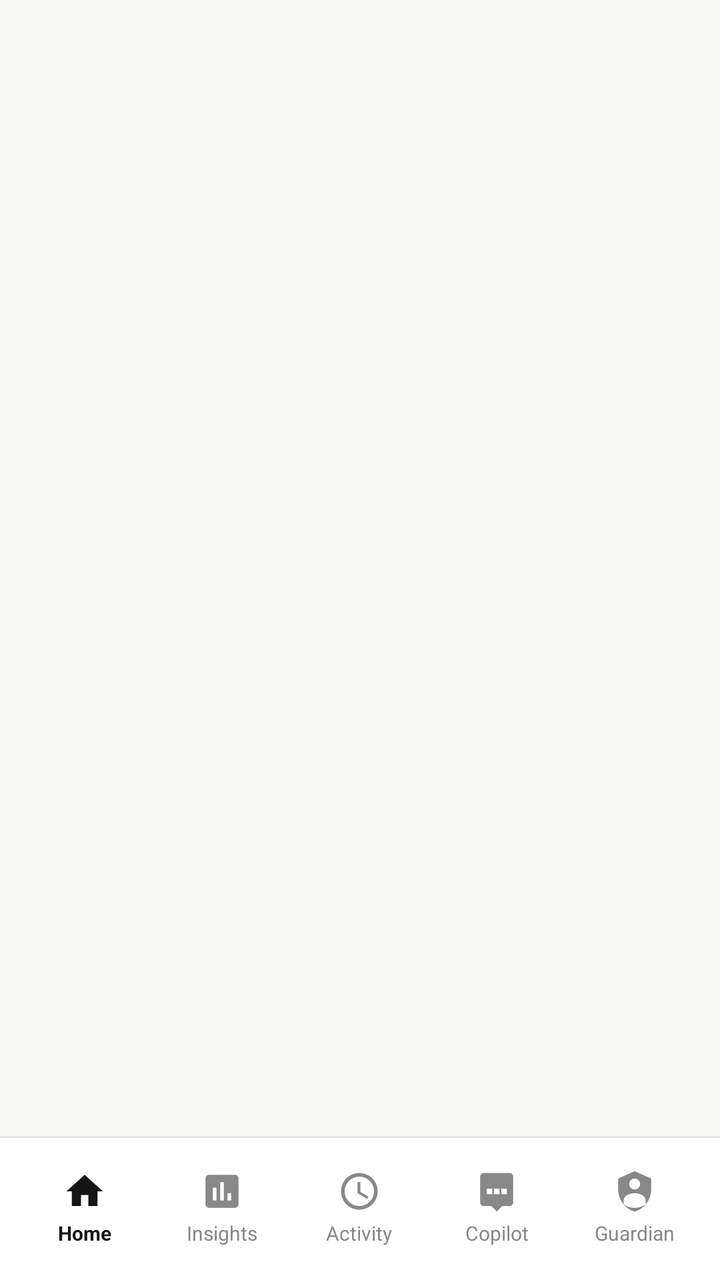
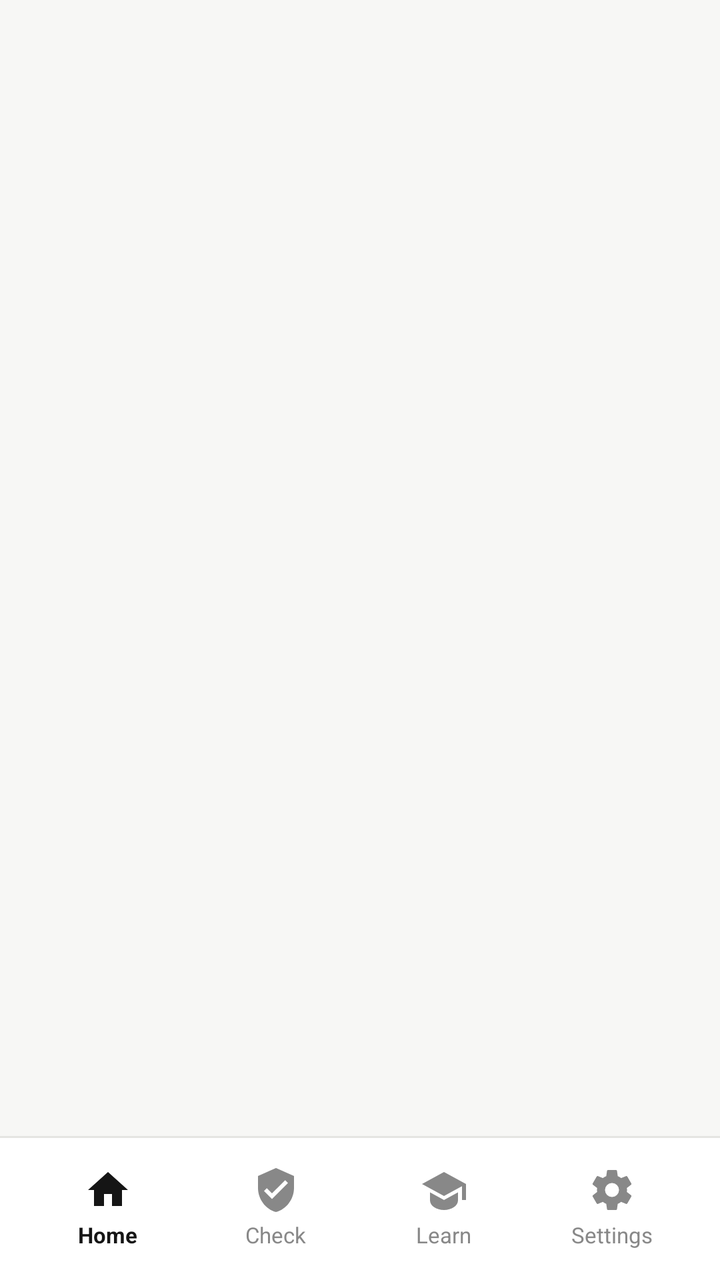

Compare the two renders of this Android layout. The source of the first and the diff that turns it into the second are given below.
<!-- AndroidManifest.xml: application theme Theme.Saathi -->
<!-- res/layout/activity_main.xml -->
<?xml version="1.0" encoding="utf-8"?>
<RelativeLayout xmlns:android="http://schemas.android.com/apk/res/android"
    android:id="@+id/root_coordinator"
    android:layout_width="match_parent"
    android:layout_height="match_parent"
    android:background="@color/primary_background"
    android:fitsSystemWindows="true">

    
    <FrameLayout
        android:id="@+id/screen_container"
        android:layout_width="match_parent"
        android:layout_height="match_parent"
        android:layout_above="@+id/bottom_nav_bar" />

    
    <LinearLayout
        android:id="@+id/bottom_nav_bar"
        android:layout_width="match_parent"
        android:layout_height="72dp"
        android:layout_alignParentBottom="true"
        android:background="@drawable/bg_bottom_nav"
        android:gravity="center_vertical"
        android:orientation="horizontal"
        android:paddingHorizontal="8dp"
        android:paddingVertical="4dp">

        
        <LinearLayout
            android:id="@+id/nav_item_home"
            android:layout_width="0dp"
            android:layout_height="match_parent"
            android:layout_weight="1"
            android:clickable="true"
            android:focusable="true"
            android:gravity="center"
            android:orientation="vertical">

            <ImageView
                android:id="@+id/iv_nav_home"
                android:layout_width="22dp"
                android:layout_height="22dp"
                android:src="@drawable/ic_nav_home"
                android:tint="@color/primary_action" />

            <TextView
                android:id="@+id/tv_nav_home"
                android:layout_width="wrap_content"
                android:layout_height="wrap_content"
                android:layout_marginTop="3dp"
                android:text="Home"
                android:textColor="@color/primary_action"
                android:textSize="10sp"
                android:textStyle="bold" />
        </LinearLayout>

        
        <LinearLayout
            android:id="@+id/nav_item_insights"
            android:layout_width="0dp"
            android:layout_height="match_parent"
            android:layout_weight="1"
            android:clickable="true"
            android:focusable="true"
            android:gravity="center"
            android:orientation="vertical">

            <ImageView
                android:id="@+id/iv_nav_insights"
                android:layout_width="22dp"
                android:layout_height="22dp"
                android:src="@drawable/ic_nav_insights"
                android:tint="@color/muted_text" />

            <TextView
                android:id="@+id/tv_nav_insights"
                android:layout_width="wrap_content"
                android:layout_height="wrap_content"
                android:layout_marginTop="3dp"
                android:text="Insights"
                android:textColor="@color/muted_text"
                android:textSize="10sp" />
        </LinearLayout>

        
        <LinearLayout
            android:id="@+id/nav_item_activity"
            android:layout_width="0dp"
            android:layout_height="match_parent"
            android:layout_weight="1"
            android:clickable="true"
            android:focusable="true"
            android:gravity="center"
            android:orientation="vertical">

            <ImageView
                android:id="@+id/iv_nav_activity"
                android:layout_width="22dp"
                android:layout_height="22dp"
                android:src="@drawable/ic_nav_activity"
                android:tint="@color/muted_text" />

            <TextView
                android:id="@+id/tv_nav_activity"
                android:layout_width="wrap_content"
                android:layout_height="wrap_content"
                android:layout_marginTop="3dp"
                android:text="Activity"
                android:textColor="@color/muted_text"
                android:textSize="10sp" />
        </LinearLayout>

        
        <LinearLayout
            android:id="@+id/nav_item_assistant"
            android:layout_width="0dp"
            android:layout_height="match_parent"
            android:layout_weight="1"
            android:clickable="true"
            android:focusable="true"
            android:gravity="center"
            android:orientation="vertical">

            <ImageView
                android:id="@+id/iv_nav_assistant"
                android:layout_width="22dp"
                android:layout_height="22dp"
                android:src="@drawable/ic_nav_assistant"
                android:tint="@color/muted_text" />

            <TextView
                android:id="@+id/tv_nav_assistant"
                android:layout_width="wrap_content"
                android:layout_height="wrap_content"
                android:layout_marginTop="3dp"
                android:text="Copilot"
                android:textColor="@color/muted_text"
                android:textSize="10sp" />
        </LinearLayout>

        
        <LinearLayout
            android:id="@+id/nav_item_guardian"
            android:layout_width="0dp"
            android:layout_height="match_parent"
            android:layout_weight="1"
            android:clickable="true"
            android:focusable="true"
            android:gravity="center"
            android:orientation="vertical">

            <ImageView
                android:id="@+id/iv_nav_guardian"
                android:layout_width="22dp"
                android:layout_height="22dp"
                android:src="@drawable/ic_nav_guardian"
                android:tint="@color/muted_text" />

            <TextView
                android:id="@+id/tv_nav_guardian"
                android:layout_width="wrap_content"
                android:layout_height="wrap_content"
                android:layout_marginTop="3dp"
                android:text="Guardian"
                android:textColor="@color/muted_text"
                android:textSize="10sp" />
        </LinearLayout>

    </LinearLayout>

    
    <FrameLayout
        android:id="@+id/onboarding_container"
        android:layout_width="match_parent"
        android:layout_height="match_parent"
        android:visibility="gone" />

</RelativeLayout>
<!-- resources referenced by this layout -->
<resources>
  <color name="muted_text">#888888</color>
  <color name="primary_action">#151515</color>
  <color name="primary_background">#F7F7F5</color>
  <!-- drawable bg_bottom_nav (drawable) -->
  <?xml version="1.0" encoding="utf-8"?>
  <layer-list xmlns:android="http://schemas.android.com/apk/res/android">
      <item>
          <shape android:shape="rectangle">
              <solid android:color="@color/primary_border" />
          </shape>
      </item>
      <item android:top="1dp">
          <shape android:shape="rectangle">
              <solid android:color="@color/main_surface" />
          </shape>
      </item>
  </layer-list>
  <!-- drawable ic_nav_activity (drawable) -->
  <vector xmlns:android="http://schemas.android.com/apk/res/android"
      android:width="24dp"
      android:height="24dp"
      android:viewportWidth="24"
      android:viewportHeight="24">
      <path
          android:fillColor="#FFFFFFFF"
          android:pathData="M11.99,2C6.47,2 2,6.48 2,12s4.47,10 9.99,10C17.52,22 22,17.52 22,12S17.52,2 11.99,2zM12,20c-4.42,0 -8,-3.58 -8,-8s3.58,-8 8,-8 8,3.58 8,8 -3.58,8 -8,8zM12.5,7H11v6l5.25,3.15 0.75,-1.23 -4.5,-2.67z" />
  </vector>
  <!-- drawable ic_nav_assistant (drawable) -->
  <vector xmlns:android="http://schemas.android.com/apk/res/android"
      android:width="24dp"
      android:height="24dp"
      android:viewportWidth="24"
      android:viewportHeight="24">
      <path
          android:fillColor="#FFFFFFFF"
          android:pathData="M19,2H5C3.9,2 3,2.9 3,4V18C3,19.1 3.9,20 5,20H9L12,23L15,20H19C20.1,20 21,19.1 21,18V4C21,2.9 20.1,2 19,2M13.5,13.5H10.5V10.5H13.5V13.5M17.5,13.5H14.5V10.5H17.5V13.5M9.5,13.5H6.5V10.5H9.5V13.5Z" />
  </vector>
  <!-- drawable ic_nav_guardian (drawable) -->
  <vector xmlns:android="http://schemas.android.com/apk/res/android"
      android:width="24dp"
      android:height="24dp"
      android:viewportWidth="24"
      android:viewportHeight="24">
      <path
          android:fillColor="#FFFFFFFF"
          android:pathData="M12,1L3,5V11C3,16.55 6.84,21.74 12,23C17.16,21.74 21,16.55 21,11V5L12,1M12,5A3,3 0 0,1 15,8A3,3 0 0,1 12,11A3,3 0 0,1 9,8A3,3 0 0,1 12,5M12,13C14.67,13 18,14.33 18,17V19.18C16.27,20.35 14.21,21 12,21C9.79,21 7.73,20.35 6,19.18V17C6,14.33 9.33,13 12,13Z" />
  </vector>
  <!-- drawable ic_nav_home (drawable) -->
  <vector xmlns:android="http://schemas.android.com/apk/res/android"
      android:width="24dp"
      android:height="24dp"
      android:viewportWidth="24"
      android:viewportHeight="24">
      <path
          android:fillColor="#FFFFFFFF"
          android:pathData="M10,20V14H14V20H19V12H22L12,3L2,12H5V20H10Z" />
  </vector>
  <!-- drawable ic_nav_insights (drawable) -->
  <vector xmlns:android="http://schemas.android.com/apk/res/android"
      android:width="24dp"
      android:height="24dp"
      android:viewportWidth="24"
      android:viewportHeight="24">
      <path
          android:fillColor="#FFFFFFFF"
          android:pathData="M19,3H5C3.9,3 3,3.9 3,5V19C3,20.1 3.9,21 5,21H19C20.1,21 21,20.1 21,19V5C21,3.9 20.1,3 19,3M9,17H7V10H9V17M13,17H11V7H13V17M17,17H15V13H17V17Z" />
  </vector>
  <color name="primary_border">#E5E5E2</color>
  <color name="main_surface">#FFFFFF</color>
  <color name="restrained_accent">#386B57</color>
  <!-- unchanged entries left out for length: 1 -->
</resources>

<!-- the commit's change to res/layout/activity_main.xml (unified diff, before → after) -->
@@ -22,7 +22,7 @@
         android:background="@drawable/bg_bottom_nav"
         android:gravity="center_vertical"
         android:orientation="horizontal"
-        android:paddingHorizontal="8dp"
+        android:paddingHorizontal="12dp"
         android:paddingVertical="4dp">
 
         
@@ -38,8 +38,8 @@
 
             <ImageView
                 android:id="@+id/iv_nav_home"
-                android:layout_width="22dp"
-                android:layout_height="22dp"
+                android:layout_width="24dp"
+                android:layout_height="24dp"
                 android:src="@drawable/ic_nav_home"
                 android:tint="@color/primary_action" />
 
@@ -48,15 +48,15 @@
                 android:layout_width="wrap_content"
                 android:layout_height="wrap_content"
                 android:layout_marginTop="3dp"
-                android:text="Home"
+                android:text="@string/nav_home"
                 android:textColor="@color/primary_action"
-                android:textSize="10sp"
+                android:textSize="11sp"
                 android:textStyle="bold" />
         </LinearLayout>
 
         
         <LinearLayout
-            android:id="@+id/nav_item_insights"
+            android:id="@+id/nav_item_check"
             android:layout_width="0dp"
             android:layout_height="match_parent"
             android:layout_weight="1"
@@ -66,25 +66,25 @@
             android:orientation="vertical">
 
             <ImageView
-                android:id="@+id/iv_nav_insights"
-                android:layout_width="22dp"
-                android:layout_height="22dp"
-                android:src="@drawable/ic_nav_insights"
+                android:id="@+id/iv_nav_check"
+                android:layout_width="24dp"
+                android:layout_height="24dp"
+                android:src="@drawable/ic_nav_check"
                 android:tint="@color/muted_text" />
 
             <TextView
-                android:id="@+id/tv_nav_insights"
+                android:id="@+id/tv_nav_check"
                 android:layout_width="wrap_content"
                 android:layout_height="wrap_content"
                 android:layout_marginTop="3dp"
-                android:text="Insights"
+                android:text="@string/nav_check"
                 android:textColor="@color/muted_text"
-                android:textSize="10sp" />
+                android:textSize="11sp" />
         </LinearLayout>
 
         
         <LinearLayout
-            android:id="@+id/nav_item_activity"
+            android:id="@+id/nav_item_learn"
             android:layout_width="0dp"
             android:layout_height="match_parent"
             android:layout_weight="1"
@@ -94,25 +94,25 @@
             android:orientation="vertical">
 
             <ImageView
-                android:id="@+id/iv_nav_activity"
-                android:layout_width="22dp"
-                android:layout_height="22dp"
-                android:src="@drawable/ic_nav_activity"
+                android:id="@+id/iv_nav_learn"
+                android:layout_width="24dp"
+                android:layout_height="24dp"
+                android:src="@drawable/ic_nav_learn"
                 android:tint="@color/muted_text" />
 
             <TextView
-                android:id="@+id/tv_nav_activity"
+                android:id="@+id/tv_nav_learn"
                 android:layout_width="wrap_content"
                 android:layout_height="wrap_content"
                 android:layout_marginTop="3dp"
-                android:text="Activity"
+                android:text="@string/nav_learn"
                 android:textColor="@color/muted_text"
-                android:textSize="10sp" />
+                android:textSize="11sp" />
         </LinearLayout>
 
         
         <LinearLayout
-            android:id="@+id/nav_item_assistant"
+            android:id="@+id/nav_item_settings"
             android:layout_width="0dp"
             android:layout_height="match_parent"
             android:layout_weight="1"
@@ -122,55 +122,27 @@
             android:orientation="vertical">
 
             <ImageView
-                android:id="@+id/iv_nav_assistant"
-                android:layout_width="22dp"
-                android:layout_height="22dp"
-                android:src="@drawable/ic_nav_assistant"
+                android:id="@+id/iv_nav_settings"
+                android:layout_width="24dp"
+                android:layout_height="24dp"
+                android:src="@drawable/ic_nav_settings"
                 android:tint="@color/muted_text" />
 
             <TextView
-                android:id="@+id/tv_nav_assistant"
+                android:id="@+id/tv_nav_settings"
                 android:layout_width="wrap_content"
                 android:layout_height="wrap_content"
                 android:layout_marginTop="3dp"
-                android:text="Copilot"
+                android:text="@string/nav_settings"
                 android:textColor="@color/muted_text"
-                android:textSize="10sp" />
-        </LinearLayout>
-
-        
-        <LinearLayout
-            android:id="@+id/nav_item_guardian"
-            android:layout_width="0dp"
-            android:layout_height="match_parent"
-            android:layout_weight="1"
-            android:clickable="true"
-            android:focusable="true"
-            android:gravity="center"
-            android:orientation="vertical">
-
-            <ImageView
-                android:id="@+id/iv_nav_guardian"
-                android:layout_width="22dp"
-                android:layout_height="22dp"
-                android:src="@drawable/ic_nav_guardian"
-                android:tint="@color/muted_text" />
-
-            <TextView
-                android:id="@+id/tv_nav_guardian"
-                android:layout_width="wrap_content"
-                android:layout_height="wrap_content"
-                android:layout_marginTop="3dp"
-                android:text="Guardian"
-                android:textColor="@color/muted_text"
-                android:textSize="10sp" />
+                android:textSize="11sp" />
         </LinearLayout>
 
     </LinearLayout>
 
     
     <FrameLayout
-        android:id="@+id/onboarding_container"
+        android:id="@+id/overlay_container"
         android:layout_width="match_parent"
         android:layout_height="match_parent"
         android:visibility="gone" />
<!-- resource entries referenced after the edit -->
@@ -17,7 +17,7 @@
           </shape>
       </item>
   </layer-list>
-  <!-- drawable ic_nav_activity (drawable) -->
+  <!-- drawable ic_nav_check (drawable) -->
   <vector xmlns:android="http://schemas.android.com/apk/res/android"
       android:width="24dp"
       android:height="24dp"
@@ -25,27 +25,7 @@
       android:viewportHeight="24">
       <path
           android:fillColor="#FFFFFFFF"
-          android:pathData="M11.99,2C6.47,2 2,6.48 2,12s4.47,10 9.99,10C17.52,22 22,17.52 22,12S17.52,2 11.99,2zM12,20c-4.42,0 -8,-3.58 -8,-8s3.58,-8 8,-8 8,3.58 8,8 -3.58,8 -8,8zM12.5,7H11v6l5.25,3.15 0.75,-1.23 -4.5,-2.67z" />
-  </vector>
-  <!-- drawable ic_nav_assistant (drawable) -->
-  <vector xmlns:android="http://schemas.android.com/apk/res/android"
-      android:width="24dp"
-      android:height="24dp"
-      android:viewportWidth="24"
-      android:viewportHeight="24">
-      <path
-          android:fillColor="#FFFFFFFF"
-          android:pathData="M19,2H5C3.9,2 3,2.9 3,4V18C3,19.1 3.9,20 5,20H9L12,23L15,20H19C20.1,20 21,19.1 21,18V4C21,2.9 20.1,2 19,2M13.5,13.5H10.5V10.5H13.5V13.5M17.5,13.5H14.5V10.5H17.5V13.5M9.5,13.5H6.5V10.5H9.5V13.5Z" />
-  </vector>
-  <!-- drawable ic_nav_guardian (drawable) -->
-  <vector xmlns:android="http://schemas.android.com/apk/res/android"
-      android:width="24dp"
-      android:height="24dp"
-      android:viewportWidth="24"
-      android:viewportHeight="24">
-      <path
-          android:fillColor="#FFFFFFFF"
-          android:pathData="M12,1L3,5V11C3,16.55 6.84,21.74 12,23C17.16,21.74 21,16.55 21,11V5L12,1M12,5A3,3 0 0,1 15,8A3,3 0 0,1 12,11A3,3 0 0,1 9,8A3,3 0 0,1 12,5M12,13C14.67,13 18,14.33 18,17V19.18C16.27,20.35 14.21,21 12,21C9.79,21 7.73,20.35 6,19.18V17C6,14.33 9.33,13 12,13Z" />
+          android:pathData="M12,1L3,5V11C3,16.55 6.84,21.74 12,23C17.16,21.74 21,16.55 21,11V5L12,1M10,16.5L6,12.5L7.41,11.09L10,13.67L16.59,7.09L18,8.5L10,16.5Z" />
   </vector>
   <!-- drawable ic_nav_home (drawable) -->
   <vector xmlns:android="http://schemas.android.com/apk/res/android"
@@ -57,7 +37,7 @@
           android:fillColor="#FFFFFFFF"
           android:pathData="M10,20V14H14V20H19V12H22L12,3L2,12H5V20H10Z" />
   </vector>
-  <!-- drawable ic_nav_insights (drawable) -->
+  <!-- drawable ic_nav_learn (drawable) -->
   <vector xmlns:android="http://schemas.android.com/apk/res/android"
       android:width="24dp"
       android:height="24dp"
@@ -65,8 +45,22 @@
       android:viewportHeight="24">
       <path
           android:fillColor="#FFFFFFFF"
-          android:pathData="M19,3H5C3.9,3 3,3.9 3,5V19C3,20.1 3.9,21 5,21H19C20.1,21 21,20.1 21,19V5C21,3.9 20.1,3 19,3M9,17H7V10H9V17M13,17H11V7H13V17M17,17H15V13H17V17Z" />
+          android:pathData="M12,3L1,9L12,15L21,10.09V17H23V9M5,13.18V17.18C5,19.94 8.13,22 12,22C15.87,22 19,19.94 19,17.18V13.18L12,17L5,13.18Z" />
   </vector>
+  <!-- drawable ic_nav_settings (drawable) -->
+  <vector xmlns:android="http://schemas.android.com/apk/res/android"
+      android:width="24dp"
+      android:height="24dp"
+      android:viewportWidth="24"
+      android:viewportHeight="24">
+      <path
+          android:fillColor="#FFFFFFFF"
+          android:pathData="M12,15.5A3.5,3.5 0 0,1 8.5,12A3.5,3.5 0 0,1 12,8.5A3.5,3.5 0 0,1 15.5,12A3.5,3.5 0 0,1 12,15.5M19.43,12.97C19.47,12.65 19.5,12.33 19.5,12C19.5,11.67 19.47,11.34 19.43,11L21.54,9.37C21.73,9.22 21.78,8.95 21.66,8.73L19.66,5.27C19.54,5.05 19.27,4.96 19.05,5.05L16.56,6.05C16.04,5.66 15.5,5.32 14.87,5.07L14.5,2.42C14.46,2.18 14.25,2 14,2H10C9.75,2 9.54,2.18 9.5,2.42L9.13,5.07C8.5,5.32 7.96,5.66 7.44,6.05L4.95,5.05C4.73,4.96 4.46,5.05 4.34,5.27L2.34,8.73C2.21,8.95 2.27,9.22 2.46,9.37L4.57,11C4.53,11.34 4.5,11.67 4.5,12C4.5,12.33 4.53,12.65 4.57,12.97L2.46,14.63C2.27,14.78 2.21,15.05 2.34,15.27L4.34,18.73C4.46,18.95 4.73,19.03 4.95,18.95L7.44,17.94C7.96,18.34 8.5,18.68 9.13,18.93L9.5,21.58C9.54,21.82 9.75,22 10,22H14C14.25,22 14.46,21.82 14.5,21.58L14.87,18.93C15.5,18.67 16.04,18.34 16.56,17.94L19.05,18.95C19.27,19.03 19.54,18.95 19.66,18.73L21.66,15.27C21.78,15.05 21.73,14.78 21.54,14.63L19.43,12.97Z" />
+  </vector>
+  <string name="nav_check">Check</string>
+  <string name="nav_home">Home</string>
+  <string name="nav_learn">Learn</string>
+  <string name="nav_settings">Settings</string>
   <color name="primary_border">#E5E5E2</color>
   <color name="main_surface">#FFFFFF</color>
   <color name="restrained_accent">#386B57</color>
